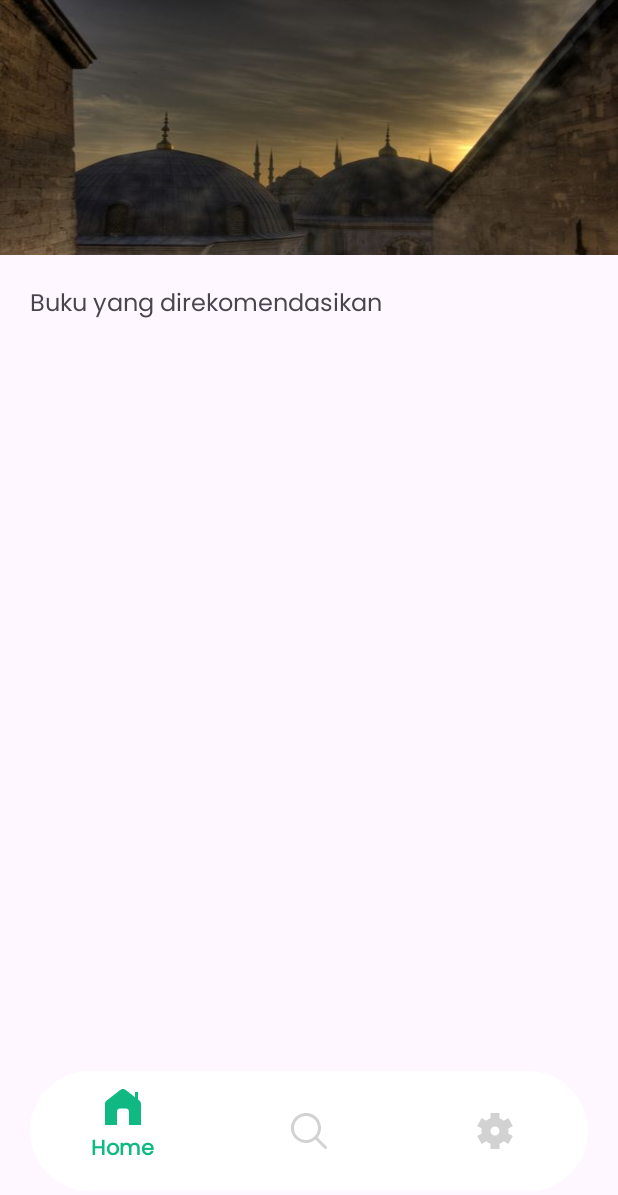
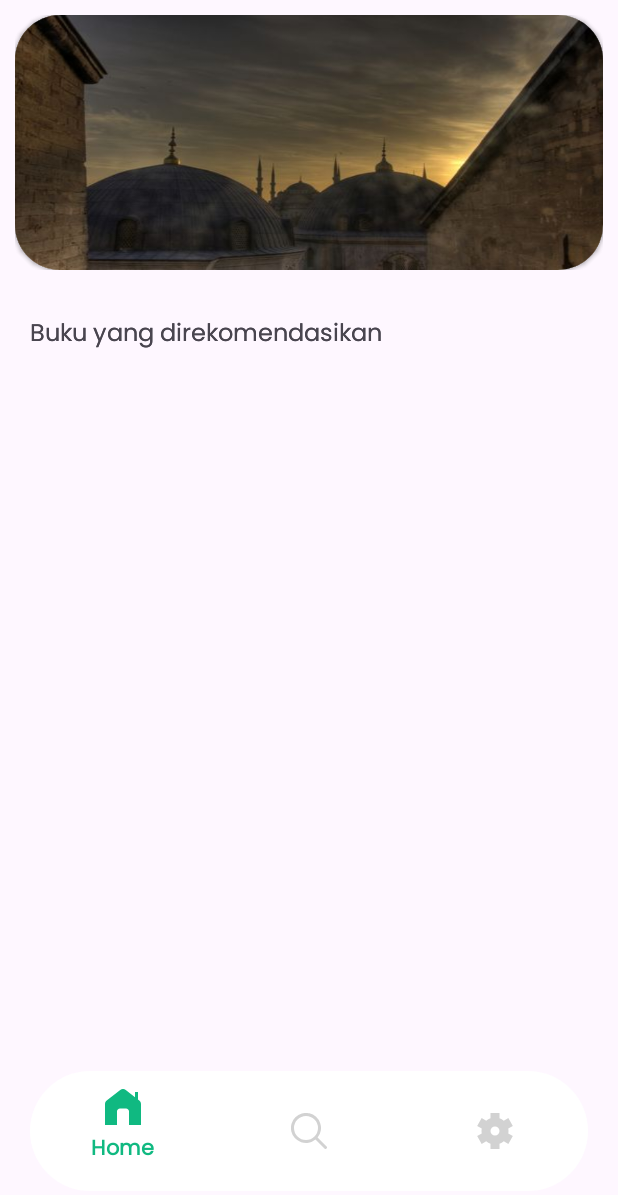
Before and after one commit to ridhogaa/Maktabah-YARSI, an Android app: the screen it shows after launch (MainActivity), on a phone screen of 412 x 824 dp. Shown: the top 1195 px of the screen. Run offline under Robolectric (Android 15) with nearby library versions, the phone set to English and light mode, and no system bars.

Commit message:
Image Slider

```diff
--- a/app/src/main/res/layout/fragment_home.xml
+++ b/app/src/main/res/layout/fragment_home.xml
@@ -9,9 +9,11 @@
     <LinearLayout
         android:id="@+id/ll_viewPager"
         android:layout_width="match_parent"
-        android:layout_height="match_parent"
+        android:layout_height="wrap_content"
         android:layout_marginBottom="10dp"
-        android:orientation="vertical">
+        android:orientation="vertical"
+        tools:ignore="MissingConstraints"
+        android:padding="10dp">
 
         <androidx.viewpager.widget.ViewPager
             android:id="@+id/viewPager"
--- a/app/src/main/res/layout/item_slide.xml
+++ b/app/src/main/res/layout/item_slide.xml
@@ -1,8 +1,10 @@
 <?xml version="1.0" encoding="utf-8"?>
-<RelativeLayout xmlns:android="http://schemas.android.com/apk/res/android"
+<androidx.cardview.widget.CardView xmlns:android="http://schemas.android.com/apk/res/android"
     xmlns:tools="http://schemas.android.com/tools"
     android:layout_width="match_parent"
-    android:layout_height="match_parent">
+    android:layout_height="wrap_content"
+    xmlns:app="http://schemas.android.com/apk/res-auto"
+    app:cardCornerRadius="30dp">
 
     <ImageView
         android:id="@+id/iv_slider"
@@ -12,4 +14,4 @@
         android:src="@drawable/example"
         tools:ignore="MissingConstraints" />
 
-</RelativeLayout>
+</androidx.cardview.widget.CardView>
```
